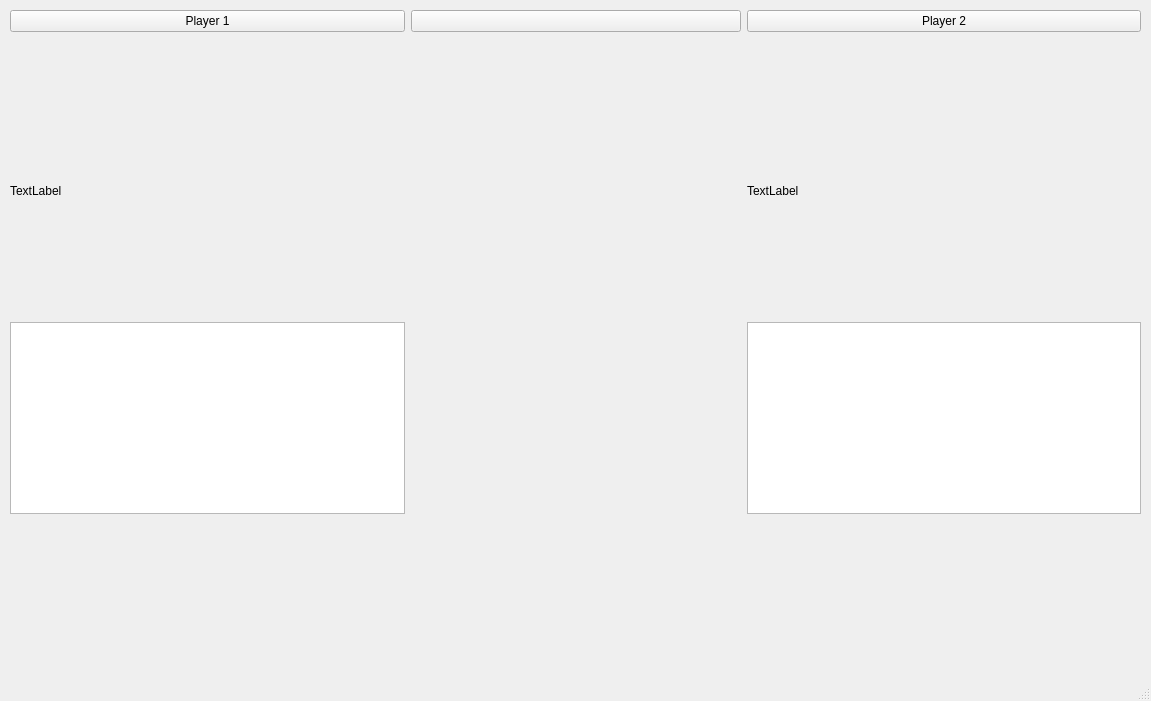
Old version of the form app.ui in the repository Iliaroz/TicTacToe.
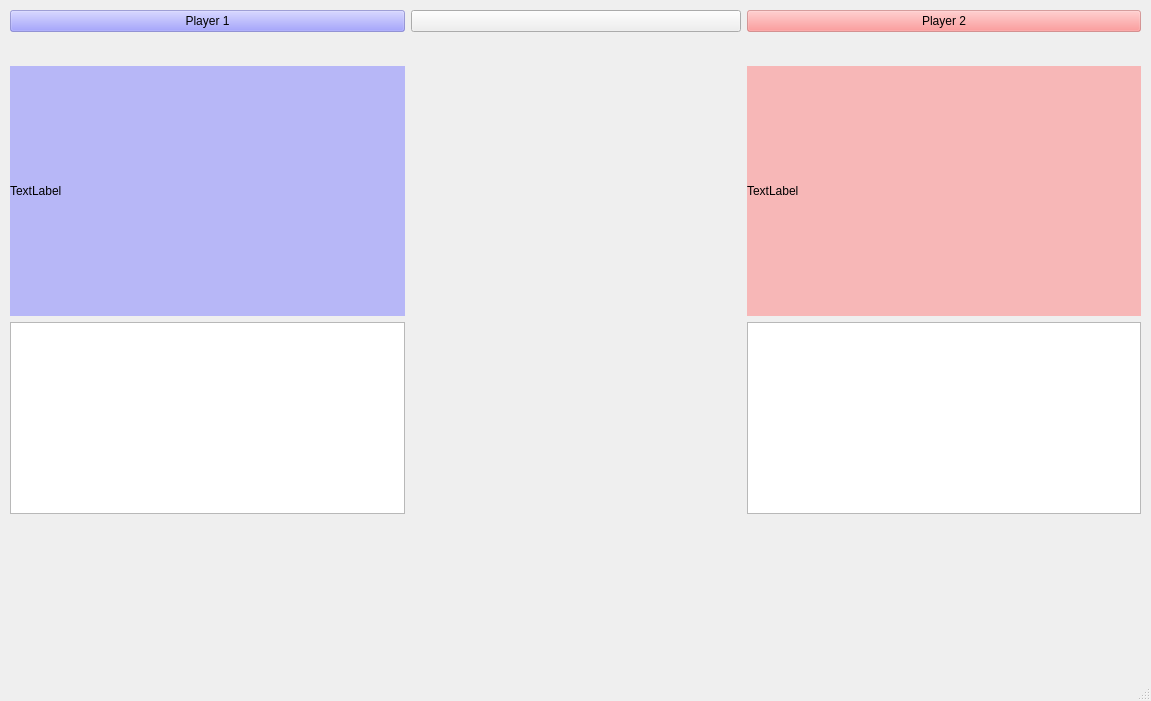
New version of the form.

Commit message: [***] GUI show turn and player winner

```diff
--- a/app.ui
+++ b/app.ui
@@ -33,6 +33,9 @@
      </item>
      <item row="3" column="2">
       <widget class="QLabel" name="lblPlayer2">
+       <property name="styleSheet">
+        <string notr="true">background-color: rgba(255, 128, 128,128);</string>
+       </property>
        <property name="text">
         <string>TextLabel</string>
        </property>
@@ -40,6 +43,9 @@
      </item>
      <item row="3" column="0">
       <widget class="QLabel" name="lblPlayer1">
+       <property name="styleSheet">
+        <string notr="true">background-color: rgba(128, 128, 255, 128);</string>
+       </property>
        <property name="text">
         <string>TextLabel</string>
        </property>
@@ -74,6 +80,9 @@
          <height>0</height>
         </size>
        </property>
+       <property name="styleSheet">
+        <string notr="true">background-color: rgba(255, 128, 128, 128);</string>
+       </property>
        <property name="text">
         <string>Player 2</string>
        </property>
@@ -124,6 +133,9 @@
          <height>0</height>
         </size>
        </property>
+       <property name="styleSheet">
+        <string notr="true">background-color: rgba(128, 128, 255, 128);</string>
+       </property>
        <property name="text">
         <string>Player 1</string>
        </property>
```
Left out of the diff: 4 changed lines with no effect on the pictures. The commit also changes 3 other files.
